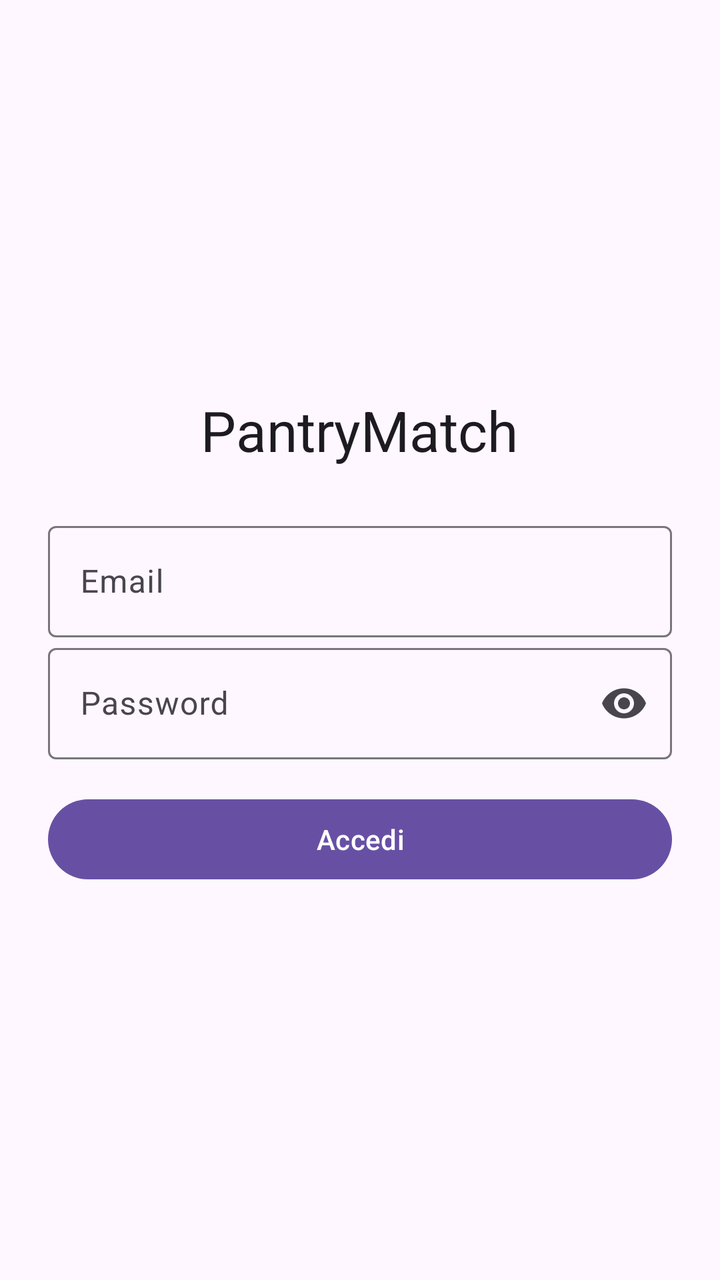
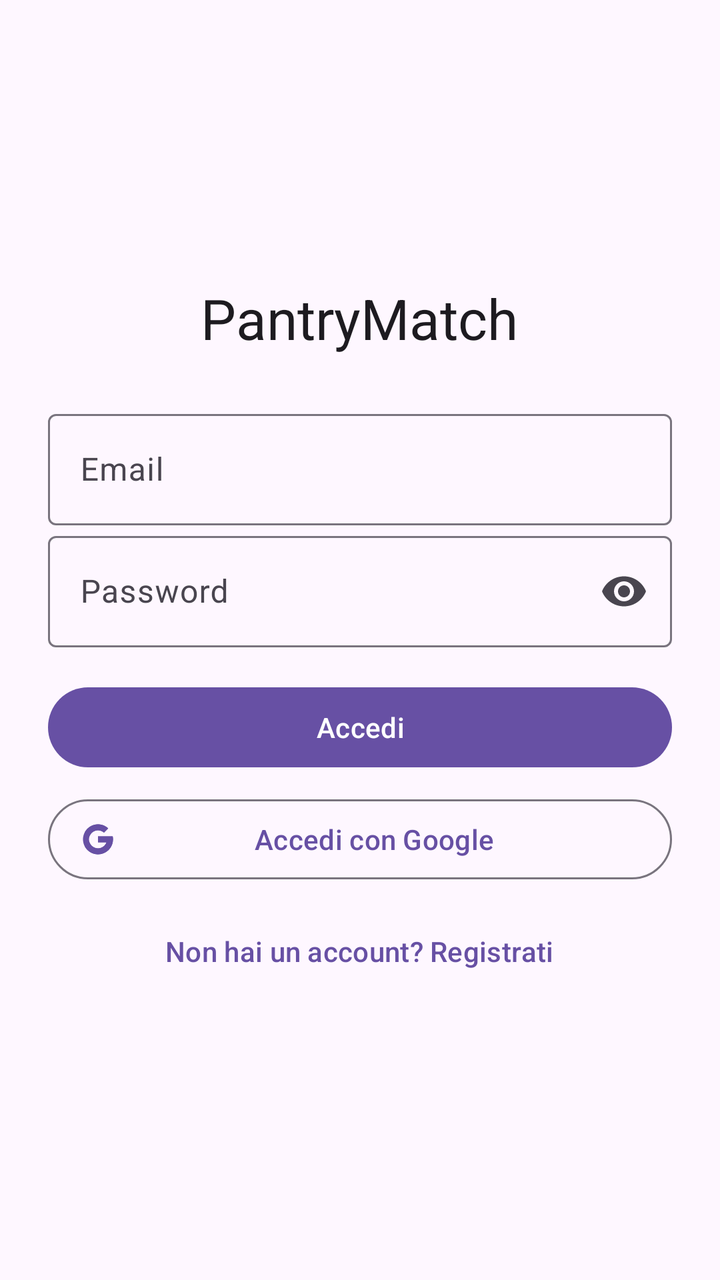

An Android layout rendered at two revisions. The XML below is the earlier revision; the diff shows what the commit changed to produce the second picture.
<!-- AndroidManifest.xml: application theme Theme.ESAMEMOBILE -->
<!-- res/layout/fragment_login.xml -->
<?xml version="1.0" encoding="utf-8"?>
<LinearLayout xmlns:android="http://schemas.android.com/apk/res/android"
    android:layout_width="match_parent"
    android:layout_height="match_parent"
    android:gravity="center"
    android:orientation="vertical"
    android:padding="24dp">

    <TextView
        android:layout_width="wrap_content"
        android:layout_height="wrap_content"
        android:layout_marginBottom="24dp"
        android:text="@string/app_name"
        android:textAppearance="?attr/textAppearanceHeadlineMedium" />

    <com.google.android.material.textfield.TextInputLayout
        android:layout_width="match_parent"
        android:layout_height="wrap_content"
        android:hint="@string/email">

        <com.google.android.material.textfield.TextInputEditText
            android:id="@+id/editEmail"
            android:layout_width="match_parent"
            android:layout_height="wrap_content"
            android:inputType="textEmailAddress" />
    </com.google.android.material.textfield.TextInputLayout>

    <com.google.android.material.textfield.TextInputLayout
        android:layout_width="match_parent"
        android:layout_height="wrap_content"
        app:endIconMode="password_toggle"
        xmlns:app="http://schemas.android.com/apk/res-auto"
        android:hint="@string/password">

        <com.google.android.material.textfield.TextInputEditText
            android:id="@+id/editPassword"
            android:layout_width="match_parent"
            android:layout_height="wrap_content"
            android:inputType="textPassword" />
    </com.google.android.material.textfield.TextInputLayout>

    <com.google.android.material.button.MaterialButton
        android:id="@+id/buttonLogin"
        android:layout_width="match_parent"
        android:layout_height="wrap_content"
        android:layout_marginTop="16dp"
        android:text="@string/login" />

    <ProgressBar
        android:id="@+id/progress"
        android:layout_width="wrap_content"
        android:layout_height="wrap_content"
        android:layout_marginTop="16dp"
        android:visibility="gone" />
</LinearLayout>
<!-- resources referenced by this layout -->
<resources>
  <string name="app_name">PantryMatch</string>
  <string name="email">Email</string>
  <string name="login">Accedi</string>
  <string name="password">Password</string>
  <style name="Theme.ESAMEMOBILE" parent="Base.Theme.ESAMEMOBILE" />
  <style name="Base.Theme.ESAMEMOBILE" parent="Theme.Material3.DayNight.NoActionBar">
          
          
      </style>
</resources>

<!-- the commit's change to res/layout/fragment_login.xml (unified diff, before → after) -->
@@ -1,5 +1,6 @@
 <?xml version="1.0" encoding="utf-8"?>
 <LinearLayout xmlns:android="http://schemas.android.com/apk/res/android"
+    xmlns:app="http://schemas.android.com/apk/res-auto"
     android:layout_width="match_parent"
     android:layout_height="match_parent"
     android:gravity="center"
@@ -46,6 +47,23 @@
         android:layout_marginTop="16dp"
         android:text="@string/login" />
 
+    <com.google.android.material.button.MaterialButton
+        android:id="@+id/buttonGoogle"
+        style="@style/Widget.Material3.Button.OutlinedButton.Icon"
+        android:layout_width="match_parent"
+        android:layout_height="wrap_content"
+        android:layout_marginTop="8dp"
+        android:text="@string/login_google"
+        app:icon="@drawable/ic_google" />
+
+    <com.google.android.material.button.MaterialButton
+        android:id="@+id/buttonGoToRegister"
+        style="@style/Widget.Material3.Button.TextButton"
+        android:layout_width="wrap_content"
+        android:layout_height="wrap_content"
+        android:layout_marginTop="8dp"
+        android:text="@string/go_to_register" />
+
     <ProgressBar
         android:id="@+id/progress"
         android:layout_width="wrap_content"
<!-- resource entries referenced after the edit -->
@@ -1,8 +1,29 @@
 <!-- resources referenced by this layout -->
 <resources>
+  <!-- drawable ic_google (drawable) -->
+  <vector xmlns:android="http://schemas.android.com/apk/res/android"
+      android:width="24dp"
+      android:height="24dp"
+      android:viewportWidth="48"
+      android:viewportHeight="48">
+      <path
+          android:fillColor="#FFC107"
+          android:pathData="M43.611,20.083H42V20H24v8h11.303c-1.649,4.657 -6.08,8 -11.303,8c-6.627,0 -12,-5.373 -12,-12c0,-6.627 5.373,-12 12,-12c3.059,0 5.842,1.154 7.961,3.039l5.657,-5.657C34.046,6.053 29.268,4 24,4C12.955,4 4,12.955 4,24c0,11.045 8.955,20 20,20c11.045,0 20,-8.955 20,-20C44,22.659 43.862,21.35 43.611,20.083z" />
+      <path
+          android:fillColor="#FF3D00"
+          android:pathData="M6.306,14.691l6.571,4.819C14.655,15.108 18.961,12 24,12c3.059,0 5.842,1.154 7.961,3.039l5.657,-5.657C34.046,6.053 29.268,4 24,4C16.318,4 9.656,8.337 6.306,14.691z" />
+      <path
+          android:fillColor="#4CAF50"
+          android:pathData="M24,44c5.166,0 9.86,-1.977 13.409,-5.192l-6.19,-5.238C29.211,35.091 26.715,36 24,36c-5.202,0 -9.619,-3.317 -11.283,-7.946l-6.522,5.025C9.505,39.556 16.227,44 24,44z" />
+      <path
+          android:fillColor="#1976D2"
+          android:pathData="M43.611,20.083H42V20H24v8h11.303c-0.792,2.237 -2.231,4.166 -4.087,5.571c0.001,-0.001 0.002,-0.001 0.003,-0.002l6.19,5.238C36.971,39.205 44,34 44,24C44,22.659 43.862,21.35 43.611,20.083z" />
+  </vector>
   <string name="app_name">PantryMatch</string>
   <string name="email">Email</string>
+  <string name="go_to_register">Non hai un account? Registrati</string>
   <string name="login">Accedi</string>
+  <string name="login_google">Accedi con Google</string>
   <string name="password">Password</string>
   <style name="Theme.ESAMEMOBILE" parent="Base.Theme.ESAMEMOBILE" />
   <style name="Base.Theme.ESAMEMOBILE" parent="Theme.Material3.DayNight.NoActionBar">
